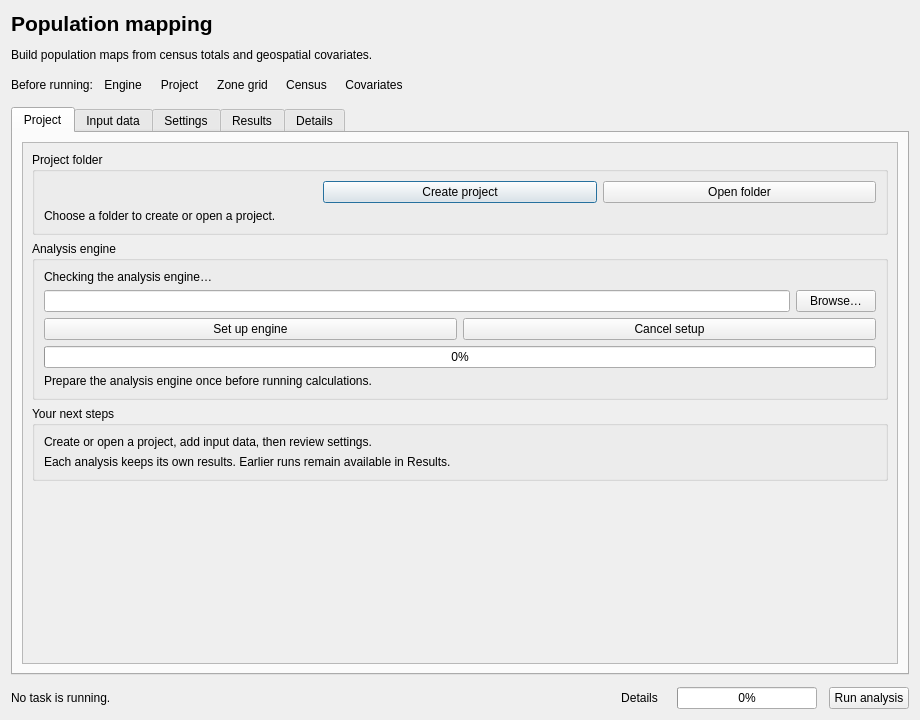
Before: the Qt Designer form gui/forms/main_dialog.ui in wpgp/QGIS-pypopRF, drawn with Qt 5.
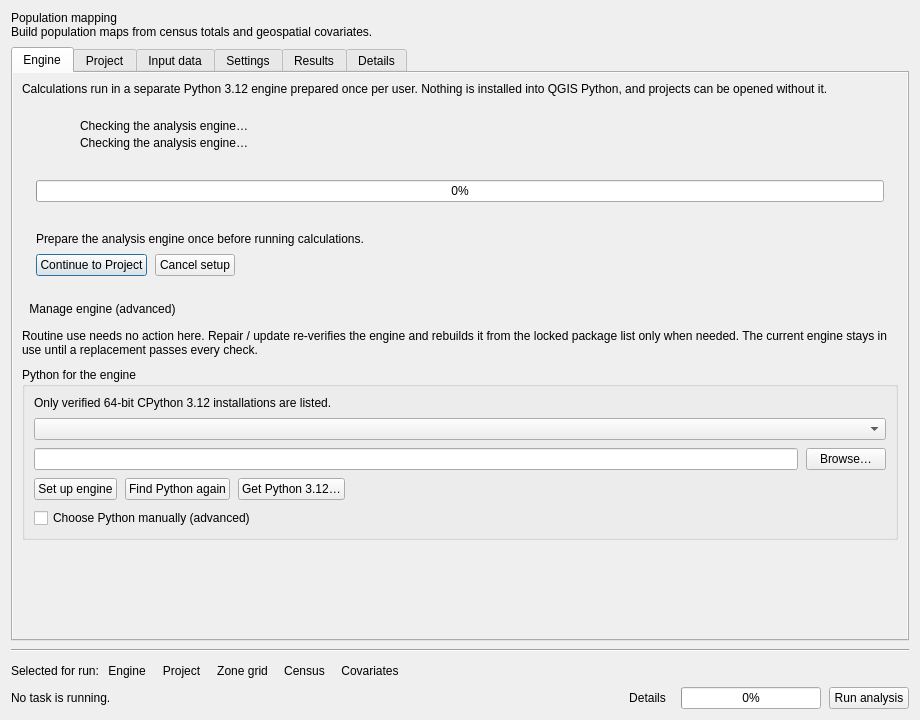
After: the same form once the commit is applied. Custom widgets are drawn as their Qt base class.

Commit message: Modernize native workflow with dedicated engine and fitted run footer

```diff
--- a/gui/forms/main_dialog.ui
+++ b/gui/forms/main_dialog.ui
@@ -21,19 +21,23 @@
     </property>
     <layout class="QVBoxLayout" name="mainLayout">
       <property name="spacing">
+        <number>8</number>
+      </property>
+      <item>
+        <layout class="QHBoxLayout" name="headerLayout" stretch="1">
+          <property name="spacing">
         <number>12</number>
+          </property>
+          <item>
+            <layout class="QVBoxLayout" name="headerTextLayout">
+              <property name="spacing">
+                <number>0</number>
       </property>
       <item>
         <widget class="QLabel" name="titleLabel">
           <property name="text">
             <string>Population mapping</string>
           </property>
-          <property name="font">
-            <font>
-              <pointsize>16</pointsize>
-              <bold>true</bold>
-            </font>
-          </property>
         </widget>
       </item>
       <item>
@@ -46,95 +50,7 @@
           </property>
         </widget>
       </item>
-      <item>
-        <layout class="QHBoxLayout" name="readinessRowLayout">
-          <property name="spacing">
-            <number>4</number>
-          </property>
-          <item>
-            <widget class="QLabel" name="readinessRowLabel">
-              <property name="text">
-                <string>Before running:</string>
-              </property>
-            </widget>
-          </item>
-          <item>
-            <widget class="QToolButton" name="engineReadyButton">
-              <property name="text">
-                <string>Engine</string>
-              </property>
-              <property name="toolButtonStyle">
-                <enum>Qt::ToolButtonTextBesideIcon</enum>
-              </property>
-              <property name="autoRaise">
-                <bool>true</bool>
-              </property>
-            </widget>
-          </item>
-          <item>
-            <widget class="QToolButton" name="projectReadyButton">
-              <property name="text">
-                <string>Project</string>
-              </property>
-              <property name="toolButtonStyle">
-                <enum>Qt::ToolButtonTextBesideIcon</enum>
-              </property>
-              <property name="autoRaise">
-                <bool>true</bool>
-              </property>
-            </widget>
-          </item>
-          <item>
-            <widget class="QToolButton" name="zoneGridReadyButton">
-              <property name="text">
-                <string>Zone grid</string>
-              </property>
-              <property name="toolButtonStyle">
-                <enum>Qt::ToolButtonTextBesideIcon</enum>
-              </property>
-              <property name="autoRaise">
-                <bool>true</bool>
-              </property>
-            </widget>
-          </item>
-          <item>
-            <widget class="QToolButton" name="censusReadyButton">
-              <property name="text">
-                <string>Census</string>
-              </property>
-              <property name="toolButtonStyle">
-                <enum>Qt::ToolButtonTextBesideIcon</enum>
-              </property>
-              <property name="autoRaise">
-                <bool>true</bool>
-              </property>
-            </widget>
-          </item>
-          <item>
-            <widget class="QToolButton" name="covariatesReadyButton">
-              <property name="text">
-                <string>Covariates</string>
-              </property>
-              <property name="toolButtonStyle">
-                <enum>Qt::ToolButtonTextBesideIcon</enum>
-              </property>
-              <property name="autoRaise">
-                <bool>true</bool>
-              </property>
-            </widget>
-          </item>
-          <item>
-            <spacer name="readinessRowSpacer">
-              <property name="orientation">
-                <enum>Qt::Horizontal</enum>
-              </property>
-              <property name="sizeHint" stdset="0">
-                <size>
-                  <width>20</width>
-                  <height>20</height>
-                </size>
-              </property>
-            </spacer>
+            </layout>
           </item>
         </layout>
       </item>
@@ -143,22 +59,358 @@
           <property name="currentIndex">
             <number>0</number>
           </property>
+          <widget class="QWidget" name="tab_engine">
+            <attribute name="title">
+              <string>Engine</string>
+            </attribute>
+            <layout class="QVBoxLayout" name="engineTabLayout">
+              <property name="leftMargin">
+                <number>0</number>
+              </property>
+              <property name="topMargin">
+                <number>0</number>
+              </property>
+              <property name="rightMargin">
+                <number>0</number>
+              </property>
+              <property name="bottomMargin">
+                <number>0</number>
+              </property>
+              <item>
+                <widget class="QScrollArea" name="engineScrollArea">
+                  <property name="frameShape">
+                    <enum>QFrame::NoFrame</enum>
+                  </property>
+                  <property name="widgetResizable">
+                    <bool>true</bool>
+                  </property>
+                  <widget class="QWidget" name="engineContents">
+                    <layout class="QVBoxLayout" name="engineLayout">
+                      <property name="spacing">
+                        <number>10</number>
+                      </property>
+                      <item>
+                        <widget class="QLabel" name="engineIntroLabel">
+                          <property name="text">
+                            <string>Calculations run in a separate Python 3.12 engine prepared once per user. Nothing is installed into QGIS Python, and projects can be opened without it.</string>
+                          </property>
+                          <property name="wordWrap">
+                            <bool>true</bool>
+                          </property>
+                        </widget>
+                      </item>
+                      <item>
+                        <widget class="QFrame" name="runtimeGroup">
+                          <layout class="QVBoxLayout" name="runtimeLayout">
+                            <property name="spacing">
+                              <number>8</number>
+                            </property>
+                            <property name="leftMargin">
+                              <number>14</number>
+                            </property>
+                            <property name="topMargin">
+                              <number>12</number>
+                            </property>
+                            <property name="rightMargin">
+                              <number>14</number>
+                            </property>
+                            <property name="bottomMargin">
+                              <number>12</number>
+                            </property>
+                            <item>
+                              <layout class="QHBoxLayout" name="engineHeaderLayout">
+                                <property name="spacing">
+                                  <number>12</number>
+                                </property>
+                                <item>
+                                  <widget class="QLabel" name="engineStateIcon">
+                                    <property name="minimumSize">
+                                      <size>
+                                        <width>32</width>
+                                        <height>32</height>
+                                      </size>
+                                    </property>
+                                    <property name="maximumSize">
+                                      <size>
+                                        <width>32</width>
+                                        <height>32</height>
+                                      </size>
+                                    </property>
+                                  </widget>
+                                </item>
+                                <item>
+                                  <layout class="QVBoxLayout" name="engineHeaderTextLayout">
+                                    <property name="spacing">
+                                      <number>2</number>
+                                    </property>
+                                    <item>
+                                      <widget class="QLabel" name="engineStateTitle">
+                                        <property name="text">
+                                          <string>Checking the analysis engine…</string>
+                                        </property>
+                                      </widget>
+                                    </item>
+                                    <item>
+                                      <widget class="QLabel" name="runtimeStatusLabel">
+                                        <property name="text">
+                                          <string>Checking the analysis engine…</string>
+                                        </property>
+                                        <property name="wordWrap">
+                                          <bool>true</bool>
+                                        </property>
+                                      </widget>
+                                    </item>
+                                  </layout>
+                                </item>
+                              </layout>
+                            </item>
+                            <item>
+                              <widget class="QLabel" name="runtimeErrorLabel">
+                                <property name="wordWrap">
+                                  <bool>true</bool>
+                                </property>
+                              </widget>
+                            </item>
+                            <item>
+                              <widget class="QProgressBar" name="runtimeProgressBar">
+                                <property name="value">
+                                  <number>0</number>
+                                </property>
+                              </widget>
+                            </item>
+                            <item>
+                              <widget class="QLabel" name="engineSummaryLabel">
+                                <property name="wordWrap">
+                                  <bool>true</bool>
+                                </property>
+                              </widget>
+                            </item>
+                            <item>
+                              <widget class="QLabel" name="runtimeHelpLabel">
+                                <property name="text">
+                                  <string>Prepare the analysis engine once before running calculations.</string>
+                                </property>
+                                <property name="wordWrap">
+                                  <bool>true</bool>
+                                </property>
+                              </widget>
+                            </item>
+                            <item>
+                              <layout class="QHBoxLayout" name="runtimeActionsLayout">
+                                <item>
+                                  <widget class="QPushButton" name="engineNextButton">
+                                    <property name="text">
+                                      <string>Continue to Project</string>
+                                    </property>
+                                  </widget>
+                                </item>
+                                <item>
+                                  <widget class="QPushButton" name="cancelSetupButton">
+                                    <property name="text">
+                                      <string>Cancel setup</string>
+                                    </property>
+                                  </widget>
+                                </item>
+                                <item>
+                                  <spacer name="runtimeActionsSpacer">
+                                    <property name="orientation">
+                                      <enum>Qt::Horizontal</enum>
+                                    </property>
+                                    <property name="sizeHint" stdset="0">
+                                      <size>
+                                        <width>20</width>
+                                        <height>20</height>
+                                      </size>
+                                    </property>
+                                  </spacer>
+                                </item>
+                              </layout>
+                            </item>
+                          </layout>
+                        </widget>
+                      </item>
+                      <item>
+                        <widget class="QToolButton" name="engineAdvancedToggle">
+                          <property name="text">
+                            <string>Manage engine (advanced)</string>
+                          </property>
+                          <property name="checkable">
+                            <bool>true</bool>
+                          </property>
+                          <property name="toolButtonStyle">
+                            <enum>Qt::ToolButtonTextBesideIcon</enum>
+                          </property>
+                          <property name="autoRaise">
+                            <bool>true</bool>
+                          </property>
+                        </widget>
+                      </item>
+                      <item>
+                        <widget class="QLabel" name="engineAdvancedLabel">
+                          <property name="text">
+                            <string>Routine use needs no action here. Repair / update re-verifies the engine and rebuilds it from the locked package list only when needed. The current engine stays in use until a replacement passes every check.</string>
+                          </property>
+                          <property name="wordWrap">
+                            <bool>true</bool>
+                          </property>
+                        </widget>
+                      </item>
+                      <item>
+                        <widget class="QGroupBox" name="pythonChoiceGroup">
+                          <property name="title">
+                            <string>Python for the engine</string>
+                          </property>
+                          <layout class="QVBoxLayout" name="pythonChoiceLayout">
+                            <property name="spacing">
+                              <number>8</number>
+                            </property>
+                            <item>
+                              <widget class="QLabel" name="pythonChoiceHint">
+                                <property name="text">
+                                  <string>Only verified 64-bit CPython 3.12 installations are listed.</string>
+                                </property>
+                                <property name="wordWrap">
+                                  <bool>true</bool>
+                                </property>
+                              </widget>
+                            </item>
+                            <item>
+                              <widget class="QComboBox" name="pythonComboBox"/>
+                            </item>
+                            <item>
+                              <layout class="QHBoxLayout" name="runtimePathLayout">
+                                <item>
+                                  <widget class="QLineEdit" name="pythonPathEdit">
+                                    <property name="text">
+                                      <string></string>
+                                    </property>
+                                  </widget>
+                                </item>
+                                <item>
+                                  <widget class="QPushButton" name="browsePythonButton">
+                                    <property name="text">
+                                      <string>Browse…</string>
+                                    </property>
+                                  </widget>
+                                </item>
+                              </layout>
+                            </item>
+                            <item>
+                              <layout class="QHBoxLayout" name="pythonActionsLayout">
+                                <item>
+                                  <widget class="QPushButton" name="setupRuntimeButton">
+                                    <property name="text">
+                                      <string>Set up engine</string>
+                                    </property>
+                                  </widget>
+                                </item>
+                                <item>
+                                  <widget class="QPushButton" name="refreshPythonButton">
+                                    <property name="text">
+                                      <string>Find Python again</string>
+                                    </property>
+                                  </widget>
+                                </item>
+                                <item>
+                                  <widget class="QPushButton" name="downloadPythonButton">
+                                    <property name="text">
+                                      <string>Get Python 3.12…</string>
+                                    </property>
+                                  </widget>
+                                </item>
+                                <item>
+                                  <spacer name="pythonActionsSpacer">
+                                    <property name="orientation">
+                                      <enum>Qt::Horizontal</enum>
+                                    </property>
+                                    <property name="sizeHint" stdset="0">
+                                      <size>
+                                        <width>20</width>
+                                        <height>20</height>
+                                      </size>
+                                    </property>
+                                  </spacer>
+                                </item>
+                              </layout>
+                            </item>
+                            <item>
+                              <widget class="QCheckBox" name="manualPythonCheckBox">
+                                <property name="text">
+                                  <string>Choose Python manually (advanced)</string>
+                                </property>
+                              </widget>
+                            </item>
+                          </layout>
+                        </widget>
+                      </item>
+                      <item>
+                        <spacer name="engineSpacer">
+                          <property name="orientation">
+                            <enum>Qt::Vertical</enum>
+                          </property>
+                          <property name="sizeHint" stdset="0">
+                            <size>
+                              <width>20</width>
+                              <height>20</height>
+                            </size>
+                          </property>
+                        </spacer>
+                      </item>
+                    </layout>
+                  </widget>
+                </widget>
+              </item>
+            </layout>
+          </widget>
           <widget class="QWidget" name="tab_main">
             <attribute name="title">
               <string>Project</string>
             </attribute>
             <layout class="QVBoxLayout" name="projectTabLayout">
+              <property name="leftMargin">
+                <number>0</number>
+              </property>
+              <property name="topMargin">
+                <number>0</number>
+              </property>
+              <property name="rightMargin">
+                <number>0</number>
+              </property>
+              <property name="bottomMargin">
+                <number>0</number>
+              </property>
               <item>
                 <widget class="QScrollArea" name="projectScrollArea">
-                  <property name="widgetResizable"><bool>true</bool></property>
+                  <property name="frameShape">
+                    <enum>QFrame::NoFrame</enum>
+                  </property>
+                  <property name="widgetResizable">
+                    <bool>true</bool>
+                  </property>
                   <widget class="QWidget" name="projectContents">
                     <layout class="QVBoxLayout" name="projectLayout">
+                      <property name="spacing">
+                        <number>10</number>
+                      </property>
+                      <item>
+                        <widget class="QLabel" name="projectIntroLabel">
+                          <property name="text">
+                            <string>A project is a folder outside the plugin that holds config.yaml, copied input data and the results of every run. Opening and inspecting a project does not need the engine.</string>
+                          </property>
+                          <property name="wordWrap">
+                            <bool>true</bool>
+                          </property>
+                        </widget>
+                      </item>
               <item>
                 <widget class="QGroupBox" name="projectGroup">
                   <property name="title">
                     <string>Project folder</string>
                   </property>
                   <layout class="QVBoxLayout" name="projectFolderLayout">
+                            <property name="spacing">
+                              <number>8</number>
+                            </property>
                     <item>
                       <layout class="QHBoxLayout" name="projectPathLayout">
                         <item>
@@ -193,82 +445,10 @@
                   </layout>
                 </widget>
               </item>
-              <item>
-                <widget class="QGroupBox" name="runtimeGroup">
-                  <property name="title">
-                    <string>Analysis engine</string>
-                  </property>
-                  <layout class="QVBoxLayout" name="runtimeLayout">
-                    <item>
-                      <widget class="QLabel" name="runtimeStatusLabel">
-                        <property name="text">
-                          <string>Checking the analysis engine…</string>
-                        </property>
-                        <property name="wordWrap">
-                          <bool>true</bool>
-                        </property>
-                      </widget>
-                    </item>
-                    <item>
-                      <layout class="QHBoxLayout" name="runtimePathLayout">
-                        <item>
-                          <widget class="QLineEdit" name="pythonPathEdit">
-                            <property name="text">
-                              <string></string>
-                            </property>
-                          </widget>
-                        </item>
-                        <item>
-                          <widget class="QPushButton" name="browsePythonButton">
-                            <property name="text">
-                              <string>Browse…</string>
-                            </property>
-                          </widget>
-                        </item>
-                      </layout>
-                    </item>
-                    <item>
-                      <layout class="QHBoxLayout" name="runtimeActionsLayout">
-                        <item>
-                          <widget class="QPushButton" name="setupRuntimeButton">
-                            <property name="text">
-                              <string>Set up engine</string>
-                            </property>
-                          </widget>
-                        </item>
-                        <item>
-                          <widget class="QPushButton" name="cancelSetupButton">
-                            <property name="text">
-                              <string>Cancel setup</string>
-                            </property>
-                          </widget>
-                        </item>
-                      </layout>
-                    </item>
-                    <item>
-                      <widget class="QProgressBar" name="runtimeProgressBar">
-                        <property name="value">
-                          <number>0</number>
-                        </property>
-                      </widget>
-                    </item>
-                    <item>
-                      <widget class="QLabel" name="runtimeHelpLabel">
-                        <property name="text">
-                          <string>Prepare the analysis engine once before running calculations.</string>
-                        </property>
-                        <property name="wordWrap">
-                          <bool>true</bool>
-                        </property>
-                      </widget>
-                    </item>
-                  </layout>
-                </widget>
-              </item>
               <item>
                 <widget class="QGroupBox" name="workflowGroup">
                   <property name="title">
-                    <string>Your next steps</string>
+                            <string>Next step</string>
                   </property>
                   <layout class="QVBoxLayout" name="workflowLayout">
                     <item>
@@ -808,7 +988,117 @@
         </widget>
       </item>
       <item>
+        <widget class="QFrame" name="runFooterLine">
+          <property name="frameShape">
+            <enum>QFrame::HLine</enum>
+          </property>
+          <property name="frameShadow">
+            <enum>QFrame::Sunken</enum>
+          </property>
+        </widget>
+      </item>
+      <item>
+        <layout class="QVBoxLayout" name="runFooterLayout">
+          <property name="spacing">
+            <number>6</number>
+          </property>
+          <item>
+            <layout class="QHBoxLayout" name="readinessRowLayout">
+              <property name="spacing">
+                <number>2</number>
+              </property>
+              <item>
+                <widget class="QLabel" name="readinessRowLabel">
+                  <property name="text">
+                    <string>Selected for run:</string>
+                  </property>
+                </widget>
+              </item>
+              <item>
+                <widget class="QToolButton" name="engineReadyButton">
+                  <property name="text">
+                    <string>Engine</string>
+                  </property>
+                  <property name="toolButtonStyle">
+                    <enum>Qt::ToolButtonTextBesideIcon</enum>
+                  </property>
+                  <property name="autoRaise">
+                    <bool>true</bool>
+                  </property>
+                </widget>
+              </item>
+              <item>
+                <widget class="QToolButton" name="projectReadyButton">
+                  <property name="text">
+                    <string>Project</string>
+                  </property>
+                  <property name="toolButtonStyle">
+                    <enum>Qt::ToolButtonTextBesideIcon</enum>
+                  </property>
+                  <property name="autoRaise">
+                    <bool>true</bool>
+                  </property>
+                </widget>
+              </item>
+              <item>
+                <widget class="QToolButton" name="zoneGridReadyButton">
+                  <property name="text">
+                    <string>Zone grid</string>
+                  </property>
+                  <property name="toolButtonStyle">
+                    <enum>Qt::ToolButtonTextBesideIcon</enum>
+                  </property>
+                  <property name="autoRaise">
+                    <bool>true</bool>
+                  </property>
+                </widget>
+              </item>
+              <item>
+                <widget class="QToolButton" name="censusReadyButton">
+                  <property name="text">
+                    <string>Census</string>
+                  </property>
+                  <property name="toolButtonStyle">
+                    <enum>Qt::ToolButtonTextBesideIcon</enum>
+                  </property>
+                  <property name="autoRaise">
+                    <bool>true</bool>
+                  </property>
+                </widget>
+              </item>
+              <item>
+                <widget class="QToolButton" name="covariatesReadyButton">
+                  <property name="text">
+                    <string>Covariates</string>
+                  </property>
+                  <property name="toolButtonStyle">
+                    <enum>Qt::ToolButtonTextBesideIcon</enum>
+                  </property>
+                  <property name="autoRaise">
+                    <bool>true</bool>
+                  </property>
+                </widget>
+              </item>
+              <item>
+                <spacer name="readinessRowSpacer">
+                  <property name="orientation">
+                    <enum>Qt::Horizontal</enum>
+                  </property>
+                  <property name="sizeHint" stdset="0">
+                    <size>
+                      <width>20</width>
+                      <height>20</height>
+                    </size>
+                  </property>
+                </spacer>
+              </item>
+            </layout>
+          </item>
+          <item>
         <layout class="QHBoxLayout" name="runActionsLayout">
+              <property name="spacing">
+                <number>8</number>
+              </property>
           <item>
             <widget class="QLabel" name="statusLabel">
               <property name="sizePolicy">
@@ -869,6 +1159,8 @@
                 <string>Run analysis</string>
               </property>
             </widget>
+              </item>
+            </layout>
           </item>
         </layout>
       </item>
```
Left out of the diff: 143 changed lines with no effect on the pictures. Lines whose indentation alone changed are shown as unchanged. The commit also changes 26 other files.
